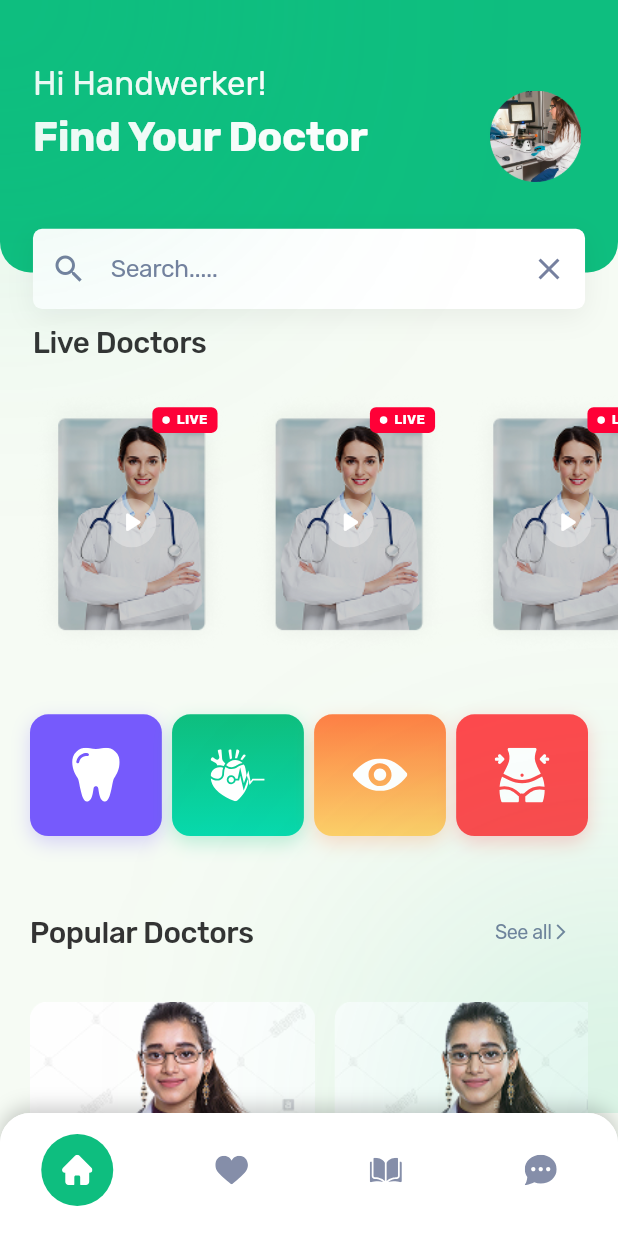
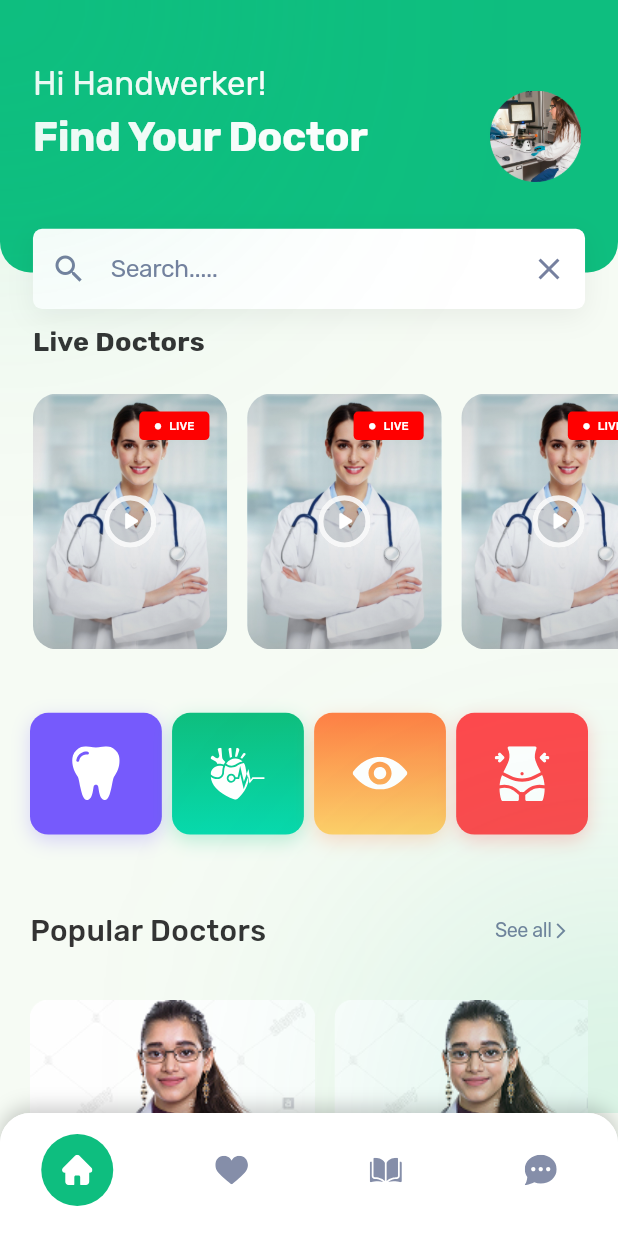
Before and after one commit to sammaralaa/doctor_hunt_app, a Flutter app: the MainScreen screen opened by its route, on a phone screen of 412 x 824 dp. Run offline on Flutter 3.47's test engine with Material 3 defaults, Android fonts, the phone set to English and light mode, and no system bars; our stand-ins replace flutter_map, flutter_screenutil, flutter_svg, go_router, latlong2, pin_code_fields; generated files the repository leaves out were written again.

Commit message:
strings and text styles generated

```diff
--- a/lib/core/theme/app_colors.dart
+++ b/lib/core/theme/app_colors.dart
@@ -13,6 +13,6 @@ class AppColors {
   static const Color red = Color(0xffFF0000);
   static const Color yellow = Color(0xffF6D060);
   static const Color white = Color(0xffFFFFFF);
-
+  static const Color black = Color(0xf000000);
 
 }
--- a/lib/core/widgets/top_left_shadow_widget.dart
+++ b/lib/core/widgets/top_left_shadow_widget.dart
@@ -1,5 +1,6 @@
 import 'dart:ui';
 
+import 'package:doctor_hunt_app/core/theme/app_colors.dart';
 import 'package:flutter/cupertino.dart';
 
 class TopLeftShadowWidget extends StatelessWidget{
@@ -18,7 +19,7 @@ class TopLeftShadowWidget extends StatelessWidget{
           height: 216,
           decoration: BoxDecoration(
             shape: BoxShape.circle,
-            color: const Color(0xFF0EBE7E).withOpacity(0.30), // #0EBE7E @ 30%
+            color: AppColors.primaryColor.withValues(alpha:0.30), // #0EBE7E @ 30%
           ),
         ),
       ),
--- a/lib/features/doctor_details/presentation/widgets/custom_search_text_field_widget.dart
+++ b/lib/features/doctor_details/presentation/widgets/custom_search_text_field_widget.dart
@@ -18,11 +18,11 @@ class _CustomSearchTextFieldWidget extends State<CustomSearchTextFieldWidget> {
   Widget build(BuildContext context) {
     return Container(
       decoration: BoxDecoration(
-        color: Colors.white,
+        color: AppColors.white,
         borderRadius: BorderRadius.circular(6.r),
         boxShadow: [
           BoxShadow(
-            color: Colors.black.withOpacity(0.06),
+            color: AppColors.black.withValues(alpha:0.06),
             blurRadius: 15.r,
             offset: const Offset(0, 5),
           ),
--- a/lib/features/doctor_details/presentation/widgets/number_statistics_widget.dart
+++ b/lib/features/doctor_details/presentation/widgets/number_statistics_widget.dart
@@ -7,7 +7,7 @@ class NumberStatisticsWidget extends StatelessWidget {
   final String number;
   final String label;
 
-  NumberStatisticsWidget({required this.number, required this.label});
+  const NumberStatisticsWidget({super.key, required this.number, required this.label});
 
   @override
   Widget build(BuildContext context) {
@@ -15,7 +15,7 @@ class NumberStatisticsWidget extends StatelessWidget {
       padding: EdgeInsets.all(20),
       decoration: BoxDecoration(
         borderRadius: BorderRadius.circular(10.r),
-        color: AppColors.subtitleColor.withOpacity(0.1),
+        color: AppColors.subtitleColor.withValues(alpha:0.1),
       ),
       child: Column(
         children: [
--- a/lib/features/home/presentation/screens/home_screen.dart
+++ b/lib/features/home/presentation/screens/home_screen.dart
@@ -8,6 +8,7 @@ import 'package:doctor_hunt_app/features/home/presentation/widgets/popular_docto
 import 'package:doctor_hunt_app/generated/app_text_styles.dart';
 import 'package:doctor_hunt_app/generated/icons_assets.dart';
 import 'package:doctor_hunt_app/generated/image_assets.dart';
+import 'package:doctor_hunt_app/generated/style_atoms.dart';
 import 'package:flutter/material.dart';
 import 'package:flutter_screenutil/flutter_screenutil.dart';
 
@@ -32,7 +33,7 @@ class _HomeScreen extends State<HomeScreen> {
     return Scaffold(
       backgroundColor: Colors.transparent,
       body: CustomScrollView(
-        physics: const BouncingScrollPhysics(),
+        //physics: const BouncingScrollPhysics(),
         slivers: [
           SliverToBoxAdapter(
             child: CustomHomeTopHeader(searchController: searchController),
@@ -46,7 +47,7 @@ class _HomeScreen extends State<HomeScreen> {
                   padding: EdgeInsets.symmetric(horizontal: 20.w),
                   child: Text(
                     'Live Doctors',
-                    style: AppTextStyles.homeSectionsTitle,
+                    style: context.bold18TextMain,
                   ),
                 ),
 
--- a/lib/features/home/presentation/widgets/custom_home_top_header.dart
+++ b/lib/features/home/presentation/widgets/custom_home_top_header.dart
@@ -5,6 +5,7 @@ import 'package:doctor_hunt_app/core/theme/app_colors.dart';
 import 'package:doctor_hunt_app/core/widgets/spacing_widgets.dart';
 import 'package:doctor_hunt_app/generated/app_text_styles.dart';
 import 'package:doctor_hunt_app/generated/image_assets.dart';
+import 'package:doctor_hunt_app/i18n/strings.g.dart';
 import 'package:flutter/material.dart';
 import 'package:flutter_screenutil/flutter_screenutil.dart';
 
@@ -41,7 +42,7 @@ class CustomHomeTopHeader extends StatelessWidget {
                     ),
                   ),
                   Text(
-                    'Find Your Doctor',
+                    t.findYourDoctor,
                     style: AppTextStyles.titleTextStyle.copyWith(
                       color: AppColors.white,
                     ),
@@ -60,11 +61,11 @@ class CustomHomeTopHeader extends StatelessWidget {
           bottom: -24.h,
           child: Container(
             decoration: BoxDecoration(
-              color: Colors.white,
+              color: AppColors.white,
               borderRadius: BorderRadius.circular(6.r),
               boxShadow: [
                 BoxShadow(
-                  color: Colors.black.withOpacity(0.06),
+                  color: AppColors.black.withValues(alpha:0.06),
                   blurRadius: 15.r,
                   offset: const Offset(0, 5),
                 ),
@@ -74,7 +75,7 @@ class CustomHomeTopHeader extends StatelessWidget {
               controller: searchController,
               onSubmitted: (value) => {FindDoctorsRoute().push(context)},
               decoration: InputDecoration(
-                hintText: 'Search.....',
+                hintText: t.search,
                 hintStyle: AppTextStyles.subTitleTextStyle.copyWith(
                   fontSize: 15.sp,
                 ),
--- a/lib/features/home/presentation/widgets/live_docotor_widget.dart
+++ b/lib/features/home/presentation/widgets/live_docotor_widget.dart
@@ -1,4 +1,5 @@
 import 'package:doctor_hunt_app/core/theme/app_colors.dart';
+import 'package:doctor_hunt_app/generated/app_text_styles.dart';
 import 'package:doctor_hunt_app/generated/image_assets.dart';
 import 'package:flutter/material.dart';
 import 'package:flutter_screenutil/flutter_screenutil.dart';
@@ -8,59 +9,60 @@ class LiveDocotorWidget extends StatelessWidget {
 
   @override
   Widget build(BuildContext context) {
-    return Container(
-      width: 120.w,
+    return GestureDetector(
+      onTap: () {},
+      child: Container(
+        width: 118.w,
         height: 168.h,
         decoration: BoxDecoration(
-        borderRadius: BorderRadius.circular(10.r),
-        // image: DecorationImage(
-        //   image: AssetImage(ImageAssets.doctorImage),
-        //   fit: BoxFit.cover,
-        // ),
-      ),
-      child: Stack(
-        alignment: Alignment.center,
-        children: [
-          Positioned.fill(
-            child: Container(
-              decoration: BoxDecoration(
-                borderRadius: BorderRadius.circular(10.r),
-                //color: Colors.black.withOpacity(0.15),
+          borderRadius: BorderRadius.circular(16),
           image: DecorationImage(
-                  image: AssetImage(ImageAssets.doctorImage),
+            image: AssetImage(ImageAssets.doctorImgTest),
+            //NetworkImage(imageUrl),
             fit: BoxFit.cover,
           ),
+        ),
+        child: ClipRRect(
+          borderRadius: BorderRadius.circular(16),
+          child: Stack(
+            children: [
+              // Subtle dark gradient overlay to improve contrast
+              Container(
+                decoration: BoxDecoration(
+                  gradient: LinearGradient(
+                    colors: [
+                      Colors.black.withValues(alpha:0.15),
+                      Colors.black.withValues(alpha:0.05),
+                      Colors.black.withValues(alpha:0.2),
+                    ],
+                    begin: Alignment.topCenter,
+                    end: Alignment.bottomCenter,
                   ),
                 ),
               ),
 
+              // "LIVE" Badge (Top Right)
               Positioned(
-            top: 8.h,
-            right: 8.w,
+                top: 12,
+                right: 12,
                 child: Container(
-              padding: EdgeInsets.symmetric(horizontal: 6.w, vertical: 2.h),
+                  padding: const EdgeInsets.symmetric(
+                    horizontal: 10,
+                    vertical: 4,
+                  ),
                   decoration: BoxDecoration(
-                color: const Color(0xFFFF0037),
-                borderRadius: BorderRadius.circular(4.r),
+                    color: AppColors.red, // Red badge
+                    borderRadius: BorderRadius.circular(3),
                   ),
                   child: Row(
                     mainAxisSize: MainAxisSize.min,
                     children: [
-                  Container(
-                    width: 5.r,
-                    height: 5.r,
-                    decoration: const BoxDecoration(
-                      color: Colors.white,
-                      shape: BoxShape.circle,
-                    ),
-                  ),
-                  SizedBox(width: 4.w),
+                      Icon(Icons.circle, color: Colors.white, size: 5),
+                      SizedBox(width: 5),
                       Text(
                         'LIVE',
-                    style: TextStyle(
-                      color: Colors.white,
-                      fontSize: 8.sp,
-                      fontWeight: FontWeight.bold,
+                        style: AppTextStyles.buttonTextStyle.copyWith(
+                          fontSize: 7.sp,
                         ),
                       ),
                     ],
@@ -68,21 +70,29 @@ class LiveDocotorWidget extends StatelessWidget {
                 ),
               ),
 
-          Container(
-            width: 32.r,
-            height: 32.r,
+              Center(
+                child: Container(
+                  width: 35,
+                  height: 35,
                   decoration: BoxDecoration(
-              color: Colors.white.withOpacity(0.3),
                     shape: BoxShape.circle,
+                    border: Border.all(
+                      color: AppColors.white.withValues(alpha: 0.85),
+                      width: 3.5,
                     ),
-            child: Icon(
+                    color: AppColors.midnightBlue.withValues(alpha:0.15),
+                  ),
+                  child:  Icon(
                     Icons.play_arrow_rounded,
-              color: Colors.white,
-              size: 22.r,
+                    color: AppColors.white,
+                    size: 20,
+                  ),
                 ),
               ),
             ],
           ),
+        ),
+      ),
     );
   }
 }
--- a/pubspec.yaml
+++ b/pubspec.yaml
@@ -39,7 +39,10 @@ dependencies:
   flutter_svg: ^2.3.0
   pin_code_fields: ^9.4.0
   go_router_builder: ^4.4.0
-
+  flutter_map: ^7.0.2
+  latlong2: ^0.9.1
+  slang: ^4.4.0
+  slang_flutter: ^4.4.0
 
 dev_dependencies:
   flutter_test:
@@ -52,6 +55,7 @@ dev_dependencies:
   # rules and activating additional ones.
   flutter_lints: ^6.0.0
   build_runner: ^2.15.1
+  slang_build_runner: ^4.4.0
 
 # For information on the generic Dart part of this file, see the
 # following page: https://dart.dev/tools/pub/pubspec
--- /dev/null
+++ b/slang.yaml
@@ -0,0 +1,5 @@
+base_locale: en
+fallback_strategy: base_locale
+input_directory: lib/i18n
+input_file_pattern: .i18n.json
+output_directory: lib/i18n
```
Also changed, not shown: lib/core/widgets/custom_app_bar_widget.dart (+7 -6 lines), lib/features/doctor_details/presentation/screens/doctor_details_screen.dart (+43 -7 lines), lib/features/doctor_details/presentation/widgets/doctor_details_card_widget.dart (+20 -33 lines), lib/features/doctor_details/presentation/widgets/services_section_details.dart (+7 -28 lines), lib/features/search/presentation/widgets/doctor_search_card_widget.dart (+5 -15 lines), lib/generate_styles.dart (added, +141 -0 lines), lib/i18n/strings.i18n.json (added, +11 -0 lines), assets/images/test_doc.jpeg (added), lib/generated/app_text_styles.dart, lib/generated/image_assets.dart, lib/generated/style_atoms.dart (added), lib/i18n/strings.g.dart (added), lib/i18n/strings_en.g.dart (added), pubspec.lock, 1 other file. Lines whose indentation alone changed are shown as unchanged.
